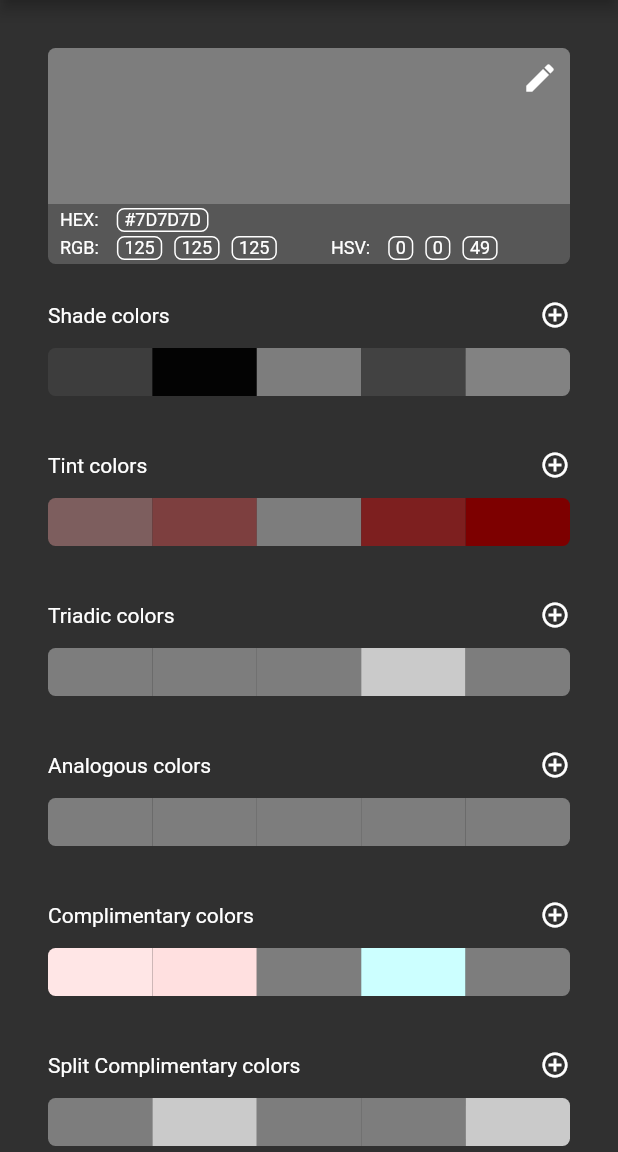
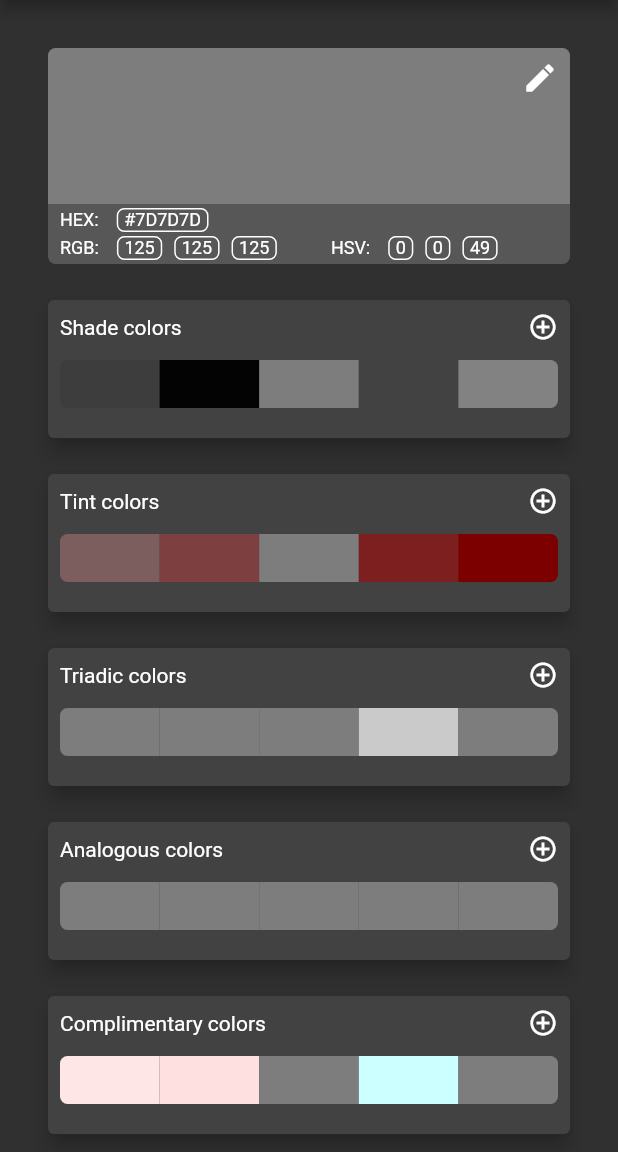
Before and after one commit to joesobo/Colorite, a Flutter app: the screen it shows after launch, on a phone screen of 412 x 824 dp, the part 84-1236 px from its top. Run offline on Flutter 3.47's test engine with Material 2 defaults, Android fonts, the phone set to English and light mode, and no system bars.

Commit message:
added cards to palettes and changed tooltip

```diff
--- a/lib/screens/home_page.dart
+++ b/lib/screens/home_page.dart
@@ -1,3 +1,4 @@
+import 'package:colorite/components/color_indicator.dart';
 import 'package:colorite/components/color_info.dart';
 import 'package:colorite/components/drawer.dart';
 import 'package:colorite/components/selector_card.dart';
@@ -222,17 +223,20 @@ class _HomePageState extends State<HomePage> {
   //creates row of color buttons
   Widget colorListRow(String text, List<Widget> widgetList, String toolTip) {
     return Padding(
-      padding: const EdgeInsets.symmetric(horizontal: 32.0, vertical: 12),
+      padding: const EdgeInsets.symmetric(horizontal: 28.0, vertical: 8),
+      child: Tooltip(
+        message: toolTip,
+              child: Card(
+          elevation: 5,
+          child: Padding(
+            padding: const EdgeInsets.all(8.0),
             child: Column(
               crossAxisAlignment: CrossAxisAlignment.stretch,
               children: <Widget>[
                 Row(
                   mainAxisAlignment: MainAxisAlignment.spaceBetween,
                   children: <Widget>[
-              Tooltip(
-                message: toolTip,
-                child: Text(text),
-              ),
+                    Text(text),
                     Container(
                       height: 20,
                       width: 20,
@@ -255,6 +259,9 @@ class _HomePageState extends State<HomePage> {
                   child: Row(children: widgetList),
                 ),
               ],
+            ),
+          ),
+        ),
       ),
     );
   }
```
Lines whose indentation alone changed are shown as unchanged.
